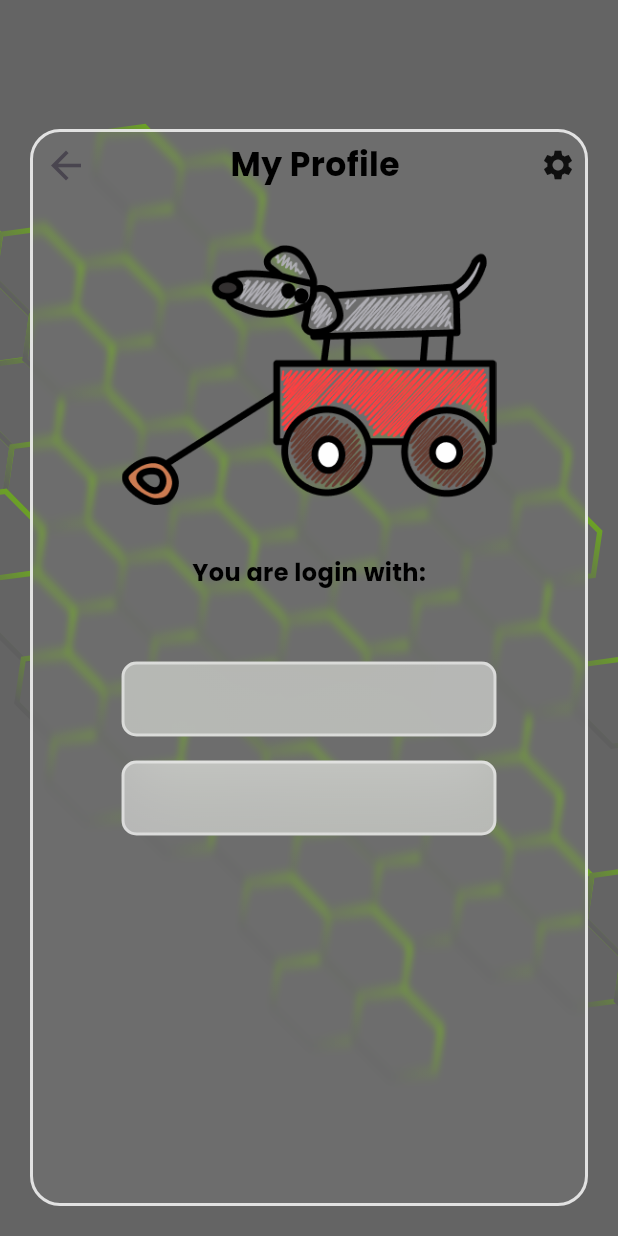
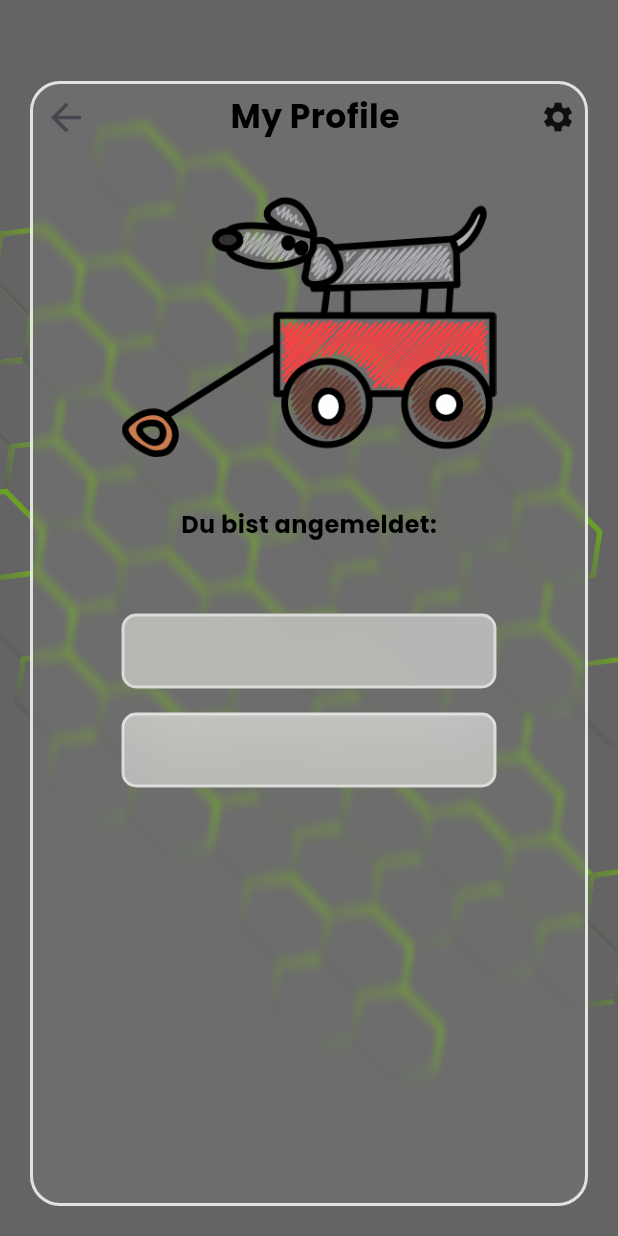
Before and after one commit to mfranky78/FamilyBoard, a Flutter app: the MyProfilePage screen opened by its route, on a phone screen of 412 x 824 dp. Run offline on Flutter 3.47's test engine with Material 3 defaults, Android fonts, the phone set to English and light mode, and no system bars; drawn by our look-alikes of glassmorphism; our stand-ins replace animated_splash_screen, cloud_firestore, equatable, firebase_auth, firebase_core, firebase_storage and 8 more; missing offline and left inert: flutter_simple_calculator, onboarding; accounts and stored records are empty.

Commit message:
delete text and padding

```diff
--- a/lib/features_1/my_profile/views/my_profile_page.dart
+++ b/lib/features_1/my_profile/views/my_profile_page.dart
@@ -11,17 +11,14 @@ class MyProfilePage extends ConsumerWidget {
 
   @override
   Widget build(BuildContext context, WidgetRef ref) {
-    // Hole den Zustand von deinem UserStateNotifier
+    // UserStateNotifier
     final userState = ref.watch(userStateNotifierProvider);
 
-    // Lade Benutzerdaten, wenn das Widget gebaut wird
     ref.read(userStateNotifierProvider.notifier).loadUserData();
 
     return Scaffold(
         body: Stack(children: [
       HoneycombBackground(
-       child: Padding(
-          padding: const EdgeInsets.fromLTRB(0, 32, 0, 0),
        child: ContainerGlassFlex(
          child: Column(children: [
            Row(
@@ -65,7 +62,7 @@ class MyProfilePage extends ConsumerWidget {
                    const SizedBox(
                      height: 20,
                    ),
-                      Text('You are login with:', style: kTextHeadLine6),
+                   Text('Du bist angemeldet:', style: kTextHeadLine6),
                    const SizedBox(
                      height: 40,
                    ),
@@ -82,7 +79,6 @@ class MyProfilePage extends ConsumerWidget {
            ),
          ]),
        ),
-        ),
       )
     ]));
   }
```
Lines whose indentation alone changed are shown as unchanged.
